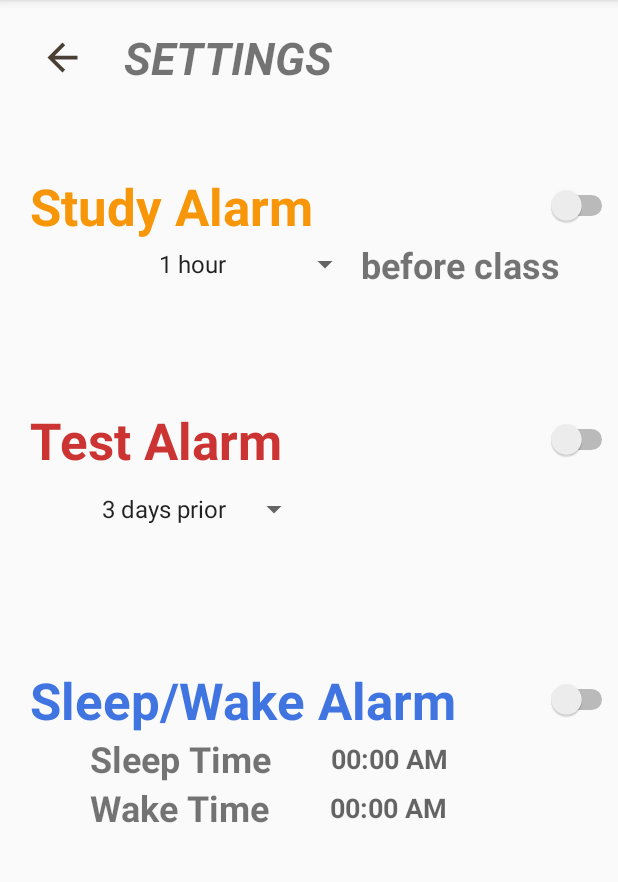
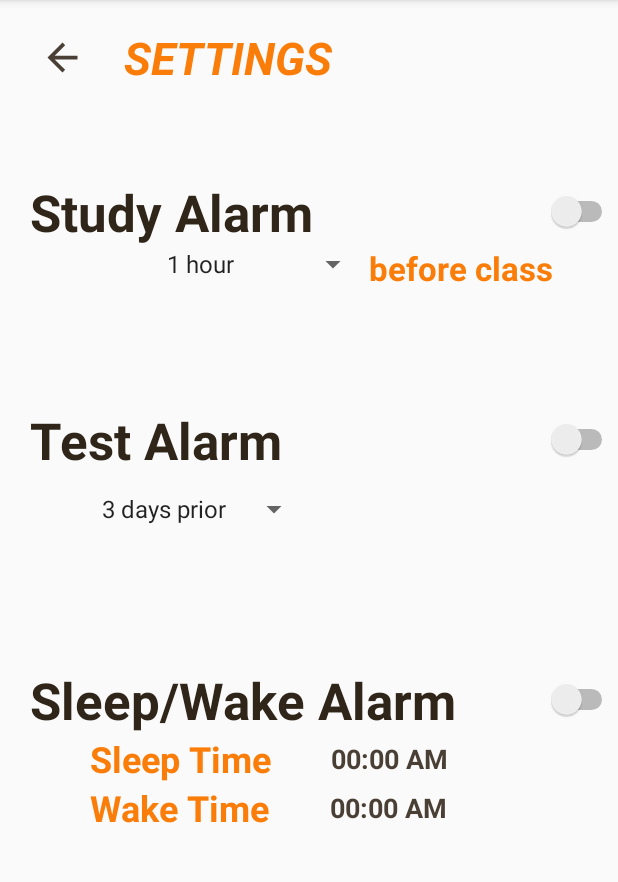
Before and after one commit to minhanh29/Timely, an Android app: the NotificationSettingsActivity screen opened directly, with no data from a screen before it, on a phone screen of 412 x 824 dp, the part 84-966 px from its top. Run offline under Robolectric (Android 15) with nearby library versions, the phone set to English and light mode, and no system bars.

Commit message:
Change the functionalities of the alrms

```diff
--- a/app/src/main/java/com/example/timely/MainActivity.java
+++ b/app/src/main/java/com/example/timely/MainActivity.java
@@ -18,7 +18,7 @@ public class MainActivity extends AppCompatActivity {
         super.onCreate(savedInstanceState);
         setContentView(R.layout.activity_main);
 
-//        Intent intent = new Intent(this, TimetableMakerActivity.class);
+//        Intent intent = new Intent(this, NotificationSettingsActivity.class);
 //        startActivity(intent);
     }
 
--- a/app/src/main/res/layout/activity_notification_settings.xml
+++ b/app/src/main/res/layout/activity_notification_settings.xml
@@ -27,6 +27,7 @@
             android:layout_width="30dp"
             android:layout_height="30dp"
             android:background="@drawable/ic_back"
+            android:textColor="@color/redOrange"
             android:onClick="goBack"
             app:layout_constraintBottom_toBottomOf="parent"
             app:layout_constraintEnd_toStartOf="@+id/guideline14"
@@ -40,6 +41,7 @@
             android:layout_weight="1"
             android:gravity="center_vertical"
             android:text="@string/notification_settings"
+            android:textColor="@color/orangeSettings"
             android:textSize="30sp"
             android:textStyle="bold|italic"
             app:layout_constraintBottom_toBottomOf="parent"
@@ -73,7 +75,7 @@
                 android:paddingEnd="20sp"
                 android:text="@string/studyText"
                 android:textAlignment="viewStart"
-                android:textColor="@color/yellow"
+                android:textColor="@color/superDarkBrown"
                 android:textSize="34sp"
                 android:textStyle="bold" />
 
@@ -94,15 +96,18 @@
                 android:layout_height="wrap_content"
                 android:layout_gravity="center"
                 android:layout_marginStart="60sp"
-                android:entries="@array/timeBeforeClass"></Spinner>
+                android:entries="@array/timeBeforeClass"
+
+                ></Spinner>
 
             <TextView
                 android:id="@+id/text1"
                 android:layout_width="wrap_content"
-                android:layout_height="wrap_content"
+                android:layout_height="match_parent"
                 android:layout_gravity="center"
                 android:text="@string/text"
-                android:textSize="24sp"
+                android:textColor="@color/orangeSettings"
+                android:textSize="22sp"
                 android:textStyle="bold"></TextView>
         </LinearLayout>
     </LinearLayout>
@@ -134,7 +139,7 @@
                 android:paddingEnd="20sp"
                 android:text="@string/testText"
                 android:textAlignment="viewStart"
-                android:textColor="@color/red"
+                android:textColor="@color/superDarkBrown"
                 android:textSize="34sp"
                 android:textStyle="bold" />
 
@@ -186,7 +191,7 @@
                 android:paddingEnd="20sp"
                 android:text="@string/wake_sleepTex"
                 android:textAlignment="viewStart"
-                android:textColor="@color/blue"
+                android:textColor="@color/superDarkBrown"
                 android:textSize="34sp"
                 android:textStyle="bold" />
 
@@ -208,6 +213,7 @@
                 android:paddingStart="60sp"
                 android:paddingEnd="20sp"
                 android:text="@string/sleepTText"
+                android:textColor="@color/orangeSettings"
                 android:textSize="24sp"
                 android:textStyle="bold"></TextView>
 
@@ -217,6 +223,7 @@
                 android:layout_height="wrap_content"
                 android:layout_gravity="center"
                 android:hint="@string/sleepSelectText"
+                android:textColorHint="@color/darkBrown"
                 android:paddingStart="20sp"
                 android:paddingEnd="20sp"
                 android:textSize="18sp"
@@ -234,6 +241,7 @@
                 android:paddingStart="60sp"
                 android:paddingEnd="20sp"
                 android:text="@string/wakeTText"
+                android:textColor="@color/orangeSettings"
                 android:textAlignment="viewStart"
                 android:textSize="24sp"
                 android:textStyle="bold"></TextView>
@@ -244,6 +252,7 @@
                 android:layout_height="wrap_content"
                 android:layout_gravity="center"
                 android:hint="@string/wakeSelectText"
+                android:textColorHint="@color/darkBrown"
                 android:paddingStart="20sp"
                 android:paddingEnd="20sp"
                 android:textSize="18sp"
--- a/app/src/main/res/values/colors.xml
+++ b/app/src/main/res/values/colors.xml
@@ -40,4 +40,10 @@
     <color name="white">#FFFFFF</color>
     <color name="orange">#ff9900</color>
     <color name="black">#000000</color>
+
+    <!--    Settings Screen colors-->
+    <color name="superDarkBrown">#2f2519</color>
+    <color name="darkBrown">#4a3f35</color>
+    <color name="orangeSettings">#fa7d09</color>
+    <color name="redOrange">#ff4301</color>
 </resources>
```
Also changed, not shown: app/src/main/java/com/example/timely/settings/NotificationSettingsActivity.java (+120 -62 lines).
